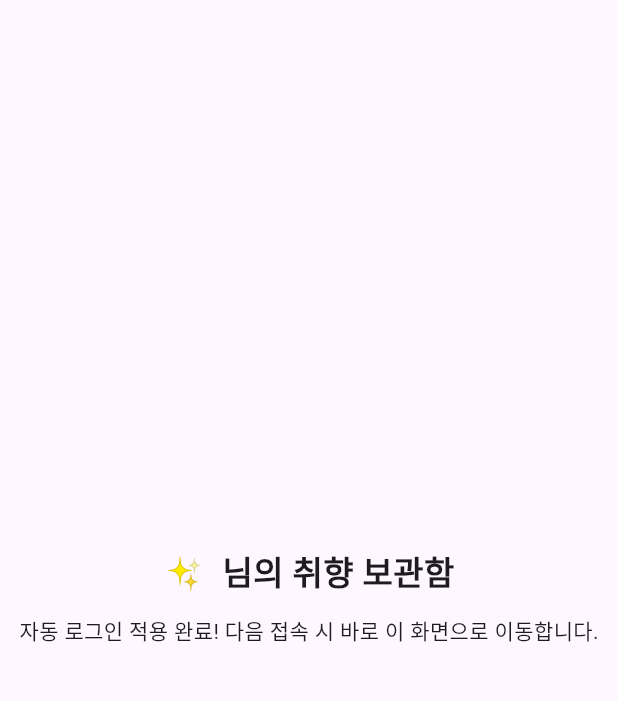
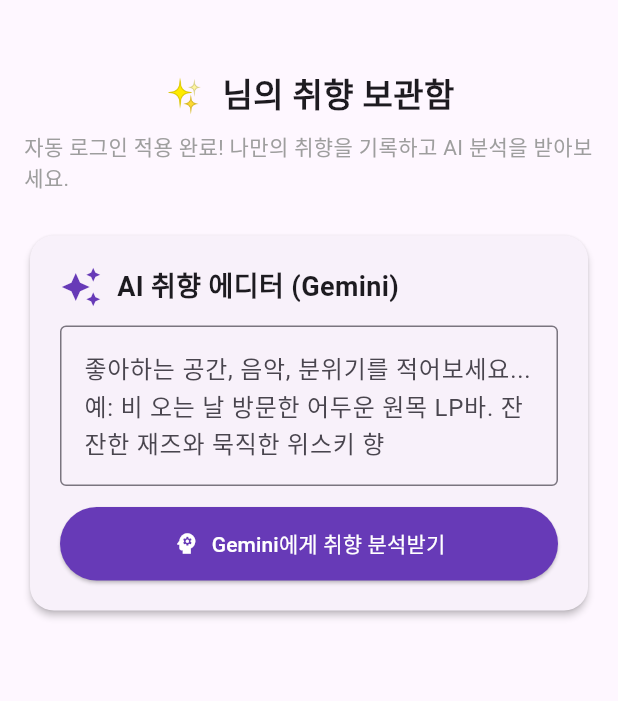
Before and after one commit to suuunnnnyyyy0211/archiving_cabinet, a Flutter app: the screen it shows once a user with an empty profile is signed in, on a phone screen of 412 x 824 dp, the part 63-764 px from its top. Run offline on Flutter 3.47's test engine with Material 3 defaults, Android fonts, the phone set to English and light mode, and no system bars; our stand-ins replace firebase_auth, firebase_core, google_generative_ai; accounts and stored records are empty; statements that could not run were skipped.

Commit message:
add gemini ai analyzer

```diff
--- a/lib/main.dart
+++ b/lib/main.dart
@@ -1,18 +1,19 @@
 import 'package:flutter/material.dart';
 import 'package:firebase_core/firebase_core.dart';
 import 'package:firebase_auth/firebase_auth.dart';
+import 'package:google_generative_ai/google_generative_ai.dart';
 
 void main() async {
   WidgetsFlutterBinding.ensureInitialized();
 
-  // ⚠️ 본인의 Firebase 웹 설정 키값으로 교체해주세요!
+  // ⚠️ 1. 본인의 Firebase 웹 설정 키값으로 교체해주세요!
   await Firebase.initializeApp(
     options: const FirebaseOptions(
-      apiKey: "YOUR_API_KEY",
-      appId: "YOUR_APP_ID",
-      messagingSenderId: "YOUR_MESSAGING_SENDER_ID",
-      projectId: "YOUR_PROJECT_ID",
-      storageBucket: "YOUR_STORAGE_BUCKET",
+      apiKey: "AIzaSyD4lz8x03zRblRUYtHwO7nBUlVCmeCtEbE",
+      appId: "1:601693526110:web:5f4b72e6e7e84cd0febccf",
+      messagingSenderId: "601693526110",
+      projectId: "tastecabinet-14d22",
+      storageBucket: "tastecabinet-14d22.firebasestorage.app",
     ),
   );
 
@@ -36,6 +37,7 @@
   }
 }
 
+/// 🔑 로그인 감지 및 자동 로그인 게이트
 class AuthGate extends StatelessWidget {
   const AuthGate({super.key});
 
@@ -67,7 +69,6 @@
   bool isSignUp = false;
   bool isLoading = false;
 
-  // 닉네임/아이디를 안전한 내부 이메일 포맷으로 변환하는 함수
   String _toInternalEmail(String username) {
     final cleanUsername = Uri.encodeComponent(username.trim().replaceAll(' ', ''));
     return '$cleanUsername@tastecabinet.internal';
@@ -89,14 +90,12 @@
       final internalEmail = _toInternalEmail(username);
 
       if (isSignUp) {
-        // 회원가입 및 닉네임 저장
         final credential = await FirebaseAuth.instance.createUserWithEmailAndPassword(
           email: internalEmail,
           password: password,
         );
         await credential.user?.updateDisplayName(username);
       } else {
-        // 로그인
         await FirebaseAuth.instance.signInWithEmailAndPassword(
           email: internalEmail,
           password: password,
@@ -188,7 +187,7 @@
   }
 }
 
-/// 🏠 로그인 성공 시 들어오는 메인 화면
+/// 🏠 로그인 후 메인 홈 화면 (Gemini AI 탑재)
 class MainAppShell extends StatelessWidget {
   const MainAppShell({super.key});
 
@@ -208,13 +207,143 @@
           )
         ],
       ),
-      body: Center(
+      body: SingleChildScrollView(
+        child: Center(
+          child: Container(
+            maxWidth: 600,
+            padding: const EdgeInsets.all(16.0),
+            child: Column(
+              children: [
+                const SizedBox(height: 16),
+                Text('✨ $nickname 님의 취향 보관함', style: const TextStyle(fontSize: 22, fontWeight: FontWeight.bold)),
+                const SizedBox(height: 8),
+                const Text('자동 로그인 적용 완료! 나만의 취향을 기록하고 AI 분석을 받아보세요.', style: TextStyle(color: Colors.grey)),
+                const SizedBox(height: 24),
+
+                // 🤖 Gemini AI 분석기 위젯
+                const AiTasteAnalyzerWidget(),
+              ],
+            ),
+          ),
+        ),
+      ),
+    );
+  }
+}
+
+/// 🤖 Gemini AI 취향 분석기 위젯
+class AiTasteAnalyzerWidget extends StatefulWidget {
+  const AiTasteAnalyzerWidget({super.key});
+
+  @override
+  State<AiTasteAnalyzerWidget> createState() => _AiTasteAnalyzerWidgetState();
+}
+
+class _AiTasteAnalyzerWidgetState extends State<AiTasteAnalyzerWidget> {
+  final _memoController = TextEditingController();
+  String _aiResult = '';
+  bool _isLoading = false;
+
+  // ⚠️ 2. 여기에 아까 복사하신 Gemini API 키를 붙여넣으세요! (AIzaSy...)
+  final String _geminiApiKey = "YOUR_GEMINI_API_KEY";
+
+  Future<void> _analyzeTaste() async {
+    final text = _memoController.text.trim();
+    if (text.isEmpty) {
+      ScaffoldMessenger.of(context).showSnackBar(
+        const SnackBar(content: Text('분석할 취향 내용을 적어주세요!')),
+      );
+      return;
+    }
+
+    setState(() {
+      _isLoading = true;
+      _aiResult = '';
+    });
+
+    try {
+      // Gemini 1.5 Flash 모델 사용
+      final model = GenerativeModel(
+        model: 'gemini-1.5-flash',
+        apiKey: _geminiApiKey,
+      );
+
+      final prompt = '''
+너는 취향 아카이빙 전문가이자 감성 에디터야.
+사용자가 입력한 아래 메모나 장소/음악 느낌을 읽고:
+
+1. ✨ [감성 한 줄 요약] (30자 이내의 근사한 문장)
+2. 🏷️ [추천 태그] (태그 3개, 예: #어두운조명 #시각적낭만 #우디향)
+3. 💡 [취향 팁] (이 취향과 어울리는 추천 음료, 시간대, 혹은 음악 분위기 1줄)
+
+위 양식대로 깔끔하고 위트 있게 한국어로 답변해줘.
+
+[사용자 입력 내용]: $text
+''';
+
+      final response = await model.generateContent([Content.text(prompt)]);
+
+      setState(() {
+        _aiResult = response.text ?? '분석 결과를 가져올 수 없습니다.';
+      });
+    } catch (e) {
+      setState(() {
+        _aiResult = 'AI 분석 중 오류가 발생했습니다.\nKey 설정이나 네트워크를 확인해 주세요: $e';
+      });
+    } finally {
+      setState(() => _isLoading = false);
+    }
+  }
+
+  @override
+  Widget build(BuildContext context) {
+    return Card(
+      elevation: 2,
+      shape: RoundedRectangleBorder(borderRadius: BorderRadius.circular(16)),
+      child: Padding(
+        padding: const EdgeInsets.all(20.0),
         child: Column(
-          mainAxisAlignment: MainAxisAlignment.center,
+          crossAxisAlignment: CrossAxisAlignment.stretch,
           children: [
-            Text('✨ $nickname 님의 취향 보관함', style: const TextStyle(fontSize: 22, fontWeight: FontWeight.bold)),
+            const Row(
+              children: [
+                Icon(Icons.auto_awesome, color: Colors.deepPurple, size: 28),
+                SizedBox(width: 10),
+                Text('AI 취향 에디터 (Gemini)', style: TextStyle(fontSize: 18, fontWeight: FontWeight.bold)),
+              ],
+            ),
             const SizedBox(height: 12),
-            const Text('자동 로그인 적용 완료! 다음 접속 시 바로 이 화면으로 이동합니다.'),
+            TextField(
+              controller: _memoController,
+              decoration: const InputDecoration(
+                hintText: '좋아하는 공간, 음악, 분위기를 적어보세요...\n예: 비 오는 날 방문한 어두운 원목 LP바. 잔잔한 재즈와 묵직한 위스키 향',
+                border: OutlineInputBorder(),
+              ),
+              maxLines: 3,
+            ),
+            const SizedBox(height: 14),
+            ElevatedButton.icon(
+              onPressed: _isLoading ? null : _analyzeTaste,
+              icon: const Icon(Icons.psychology),
+              label: Text(_isLoading ? 'Gemini가 생각하는 중...' : 'Gemini에게 취향 분석받기'),
+              style: ElevatedButton.styleFrom(
+                backgroundColor: Colors.deepPurple,
+                foregroundColor: Colors.white,
+                padding: const EdgeInsets.symmetric(vertical: 14),
+              ),
+            ),
+            if (_aiResult.isNotEmpty) ...[
+              const SizedBox(height: 16),
+              Container(
+                padding: const EdgeInsets.all(16),
+                decoration: BoxDecoration(
+                  color: Colors.deepPurple.shade50,
+                  borderRadius: BorderRadius.circular(12),
+                  border: Border.all(color: Colors.deepPurple.shade100),
+                ),
+                child: Text(_aiResult, style: const TextStyle(fontSize: 15, height: 1.6)),
+              ),
+            ]
           ],
         ),
       ),
--- a/pubspec.yaml
+++ b/pubspec.yaml
@@ -13,6 +13,7 @@
   http: ^1.2.0
   firebase_core: ^4.12.1
   firebase_auth: ^6.5.6
+  google_generative_ai: ^0.4.7
 
 dev_dependencies:
   flutter_test:
```
Also changed, not shown: pubspec.lock.
